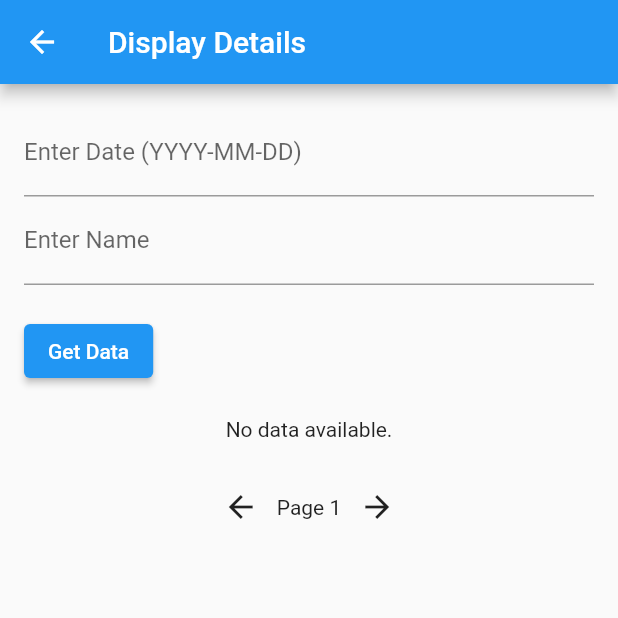
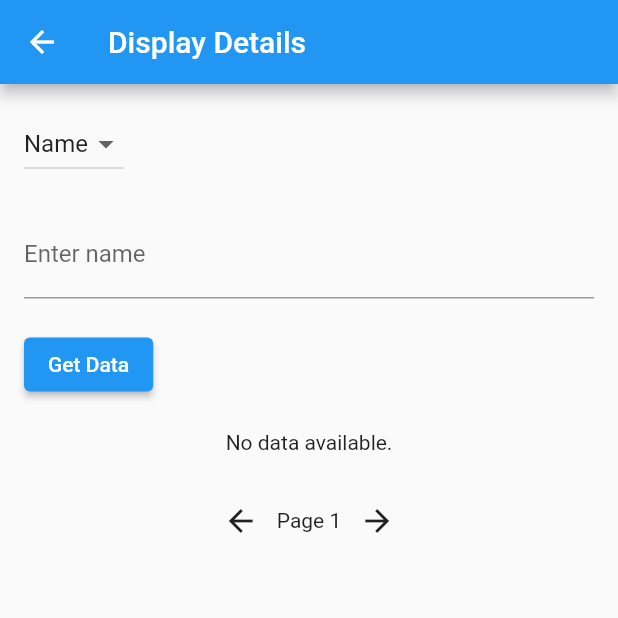
Before and after one commit to ladyCoder18/WebApp, a Flutter app: the DisplayDetailsPage screen opened by its route, after a tap on "Get Data", on a phone screen of 412 x 824 dp, the top half of it. Run offline on Flutter 3.47's test engine with Material 2 defaults, Android fonts, the light colour scheme and no system bars; our stand-ins replace csv, file_picker, sqflite; accounts and stored records are empty.

Commit message:
Added drop down for the query

```diff
--- a/lib/screens/display_details.dart
+++ b/lib/screens/display_details.dart
@@ -11,40 +11,34 @@ class DisplayDetailsPage extends StatefulWidget {
 }
 
 class _DisplayDetailsPageState extends State<DisplayDetailsPage> {
-
-  final TextEditingController dateController = TextEditingController();
-  final TextEditingController nameController = TextEditingController();
-  List<Map<String, dynamic>> _data = []; // List to store retrieved data
+  TextEditingController _queryController = TextEditingController();
+  List<String> _queryTypes = ['Name', 'Date']; // Query type options
+  String _selectedQueryType = 'Name'; // Default selected query type
+  List<Map<String, dynamic>> _data = [];
   int _currentPage = 1;
   int _pageSize = 10;
 
   Future<void> _getData() async {
-    String date = dateController.text;
-    List<Map<String, dynamic>> data = await DatabaseHelper.instance.getPagedData(date, _currentPage, _pageSize);
+    String query = _queryController.text;
+    if (_selectedQueryType == 'Name') {
+      List<Map<String, dynamic>> data =
+      await DatabaseHelper.instance.getPagedDataByName(query);
+      _updateData(data);
+    } else {
+      List<Map<String, dynamic>> data =
+      await DatabaseHelper.instance.getPagedData(query, _currentPage, _pageSize);
+      _updateData(data);
+    }
+  }
+
+  void _updateData(List<Map<String, dynamic>> data) {
     setState(() {
       _data = data;
     });
 
-    //Clear the contents
-    dateController.clear();
-    nameController.clear();
+    // Clear the contents
+    _queryController.clear();
   }
-
-  Future<void> _getDataByName() async {
-    String name = nameController.text;
-    print('Name'+ name);
-    List<Map<String, dynamic>> data = await DatabaseHelper.instance.getPagedDataByName(name);
-    setState(() {
-      _data = data;
-    });
-
-    print("object");
-    print(_data);
-    //Clear the contents
-    dateController.clear();
-    nameController.clear();
-  }
-
 
   Future<void> _exportToCSV() async {
     // Generate CSV data from _data list
@@ -54,7 +48,7 @@ class _DisplayDetailsPageState extends State<DisplayDetailsPage> {
           ' ${item['lastName']},'
           ' ${item['emailId']},'
           ' ${item['gender']},'
-          ' ${item['dob']},'
+          ' ${item['dateOfBirth:']},'
           ' ${item['phoneNumber']},'
           ' ${item['ssn']},'
           ' ${item['streetAddress']},'
@@ -62,7 +56,7 @@ class _DisplayDetailsPageState extends State<DisplayDetailsPage> {
           ' ${item['state']},'
           ' ${item['creditCardNumber']},'
           ' ${item['cvv']},'
-          ' ${item['drivingLicenseNumber']}\n'; // Update with actual field names
+          ' ${item['driverLicenseNumber:']}\n'; // Update with actual field names
     }
 
     // Get the application documents directory
@@ -113,9 +107,9 @@ class _DisplayDetailsPageState extends State<DisplayDetailsPage> {
           cells: [
             DataCell(Text(item['firstName'] ?? 'N/A')),
             DataCell(Text(item['lastName']?? 'N/A')),
-            DataCell(Text(item['emailID'] ?? 'N/A')),
+            DataCell(Text(item['emailId'] ?? 'N/A')),
             DataCell(Text(item['gender'] ?? 'N/A')),
-            DataCell(Text(item['dob'] ?? 'N/A')),
+            DataCell(Text(item['dateOfBirth'] ?? 'N/A')),
             DataCell(Text(item['phoneNumber'].toString())),
             DataCell(Text(item['ssn'].toString())),
             DataCell(Text(item['streetAddress'].toString())),
@@ -149,26 +143,38 @@ class _DisplayDetailsPageState extends State<DisplayDetailsPage> {
         child: Column(
           crossAxisAlignment: CrossAxisAlignment.start,
           children: <Widget>[
-            TextField(
-              controller: dateController,
-              decoration: InputDecoration(labelText: 'Enter Date (YYYY-MM-DD)'),
-            ),
-            TextField(
-              controller: nameController,
-              decoration: InputDecoration(labelText: 'Enter Name'),
+            DropdownButton<String>(
+              value: _selectedQueryType,
+              onChanged: (newValue) {
+                setState(() {
+                  _selectedQueryType = newValue!;
+                });
+              },
+              items: _queryTypes.map<DropdownMenuItem<String>>((queryType) {
+                return DropdownMenuItem<String>(
+                  value: queryType,
+                  child: Text(queryType),
+                );
+              }).toList(),
             ),
             SizedBox(height: 20),
-            Row(
-              children: [
-                ElevatedButton(
-                  onPressed: () {
-                    _getDataByName();
-                  },
-                  child: Text('Get Data'),
-                ),
-                SizedBox(width: 10), // Add some space between the buttons
-                exportButton,
-              ],
+            TextField(
+              controller: _queryController,
+              decoration: InputDecoration(
+                labelText: 'Enter ${_selectedQueryType.toLowerCase()}',
+              ),
+            ),
+            SizedBox(height: 20),
+            ElevatedButton(
+              onPressed: () {
+                if (_queryController.text.isNotEmpty) {
+                  _getData();
+                } else {
+                  // Handle empty query case
+                  // Show an error message or perform appropriate action
+                }
+              },
+              child: Text('Get Data'),
             ),
             SizedBox(height: 20),
             dataWidget,
```
